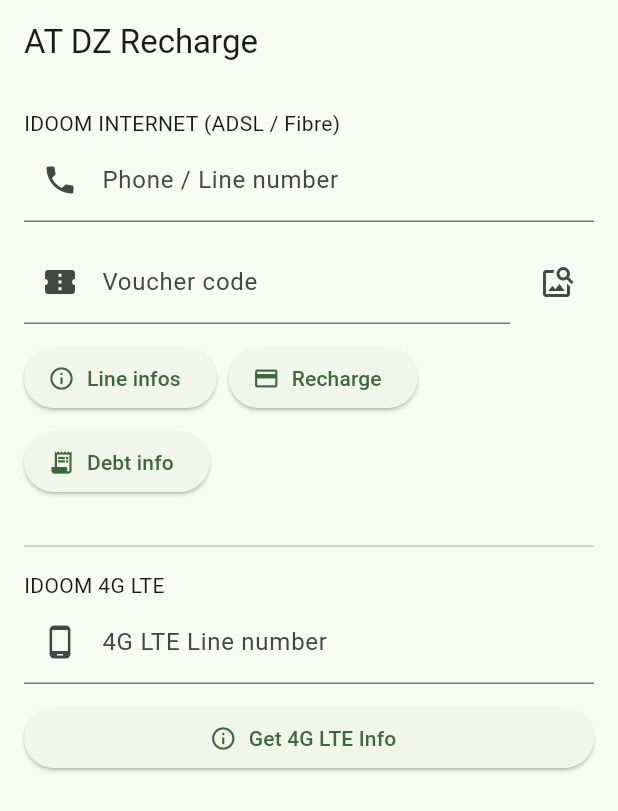
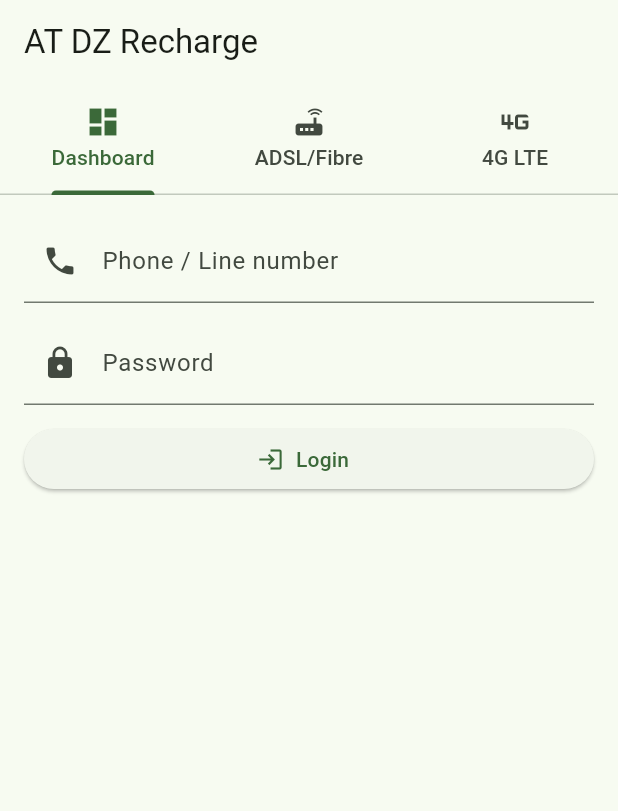
Before and after one commit to lauramikodo-star/telecomAT, a Flutter app: the screen it shows after launch, on a phone screen of 412 x 824 dp. Shown: the top 811 px of the screen. Run offline on Flutter 3.47's test engine with Material 3 defaults, Android fonts, the phone set to English and light mode, and no system bars; our stand-ins replace image_picker.

Commit message:
fix: Resolve build failure by making _InfoCard more flexible
This commit fixes a build failure that occurred after refactoring the UI. The `_InfoCard` widget was expecting a `found` key that was not present in the account information data, causing a runtime error that prevented the app from building. This has been resolved by making the `_InfoCard` more flexible to handle different data structures.

```diff
--- a/lib/screens/home_screen.dart
+++ b/lib/screens/home_screen.dart
@@ -13,6 +13,10 @@ class AppState extends ChangeNotifier {
   Map<String, dynamic>? line4gInfo;
   String? lastMessage;
   bool loading = false;
+  String? _authToken;
+  Map<String, dynamic>? accountInfo;
+
+  bool get isLoggedIn => _authToken != null;
 
   Future<void> fetchInfo(String number) async {
     loading = true;
@@ -47,6 +51,25 @@ class AppState extends ChangeNotifier {
     notifyListeners();
     return res;
   }
+
+  Future<Map<String, dynamic>> login(String number, String password) async {
+    loading = true;
+    notifyListeners();
+    final res = await api.login(number, password);
+    if (res['code'] == 0) {
+      _authToken = res['authorisation']['token'];
+      accountInfo = await api.getAccountInfo(_authToken!);
+    }
+    loading = false;
+    notifyListeners();
+    return res;
+  }
+
+  void logout() {
+    _authToken = null;
+    accountInfo = null;
+    notifyListeners();
+  }
 }
 
 class HomeScreen extends StatefulWidget {
@@ -56,8 +79,10 @@ class HomeScreen extends StatefulWidget {
   State<HomeScreen> createState() => _HomeScreenState();
 }
 
-class _HomeScreenState extends State<HomeScreen> {
+class _HomeScreenState extends State<HomeScreen> with SingleTickerProviderStateMixin {
+  late final TabController _tabCtrl;
   final _numberCtrl = TextEditingController();
+  final _passwordCtrl = TextEditingController();
   final _voucherCtrl = TextEditingController();
   final _4gNumberCtrl = TextEditingController();
 
@@ -84,8 +109,8 @@ class _HomeScreenState extends State<HomeScreen> {
   }
 
   void _showApiResponseDialog(Map<String, dynamic> response) {
-    final bool isSuccess = response['succes'] == '1' || response.containsKey('num_trans');
-    final String title = isSuccess ? '✅ Recharge Successful!' : '❌ Recharge Failed';
+    final bool isSuccess = response['succes'] == '1' || response.containsKey('num_trans') || response['code'] == 0;
+    final String title = isSuccess ? '✅ Successful!' : '❌ Failed';
 
     showDialog(
       context: context,
@@ -123,13 +148,123 @@ class _HomeScreenState extends State<HomeScreen> {
   }
 
   @override
+  void initState() {
+    super.initState();
+    _tabCtrl = TabController(length: 3, vsync: this);
+  }
+
+  @override
+  void dispose() {
+    _tabCtrl.dispose();
+    super.dispose();
+  }
+
+  @override
   Widget build(BuildContext context) {
     final state = context.watch<AppState>();
 
     return Scaffold(
-      appBar: AppBar(title: const Text('AT DZ Recharge')),
-      body: SafeArea(
-        child: SingleChildScrollView(
+      appBar: AppBar(
+        title: const Text('AT DZ Recharge'),
+        bottom: TabBar(
+          controller: _tabCtrl,
+          tabs: const [
+            Tab(text: 'Dashboard', icon: Icon(Icons.dashboard)),
+            Tab(text: 'ADSL/Fibre', icon: Icon(Icons.router)),
+            Tab(text: '4G LTE', icon: Icon(Icons.four_g_mobiledata)),
+          ],
+        ),
+      ),
+      body: TabBarView(
+        controller: _tabCtrl,
+        children: [
+          _buildDashboardTab(state),
+          _buildAdslFibreTab(state),
+          _build4gLteTab(state),
+        ],
+      ),
+    );
+  }
+
+  Widget _buildDashboardTab(AppState state) {
+    if (state.isLoggedIn) {
+      return _buildAccountInfo(state);
+    } else {
+      return _buildLoginForm(state);
+    }
+  }
+
+  Widget _buildLoginForm(AppState state) {
+    return SingleChildScrollView(
+      padding: const EdgeInsets.all(16),
+      child: Column(
+        crossAxisAlignment: CrossAxisAlignment.stretch,
+        children: [
+          TextField(
+            controller: _numberCtrl,
+            keyboardType: TextInputType.phone,
+            decoration: const InputDecoration(
+              labelText: 'Phone / Line number',
+              hintText: '021.. or 05..',
+              prefixIcon: Icon(Icons.phone),
+            ),
+          ),
+          const SizedBox(height: 12),
+          TextField(
+            controller: _passwordCtrl,
+            obscureText: true,
+            decoration: const InputDecoration(
+              labelText: 'Password',
+              prefixIcon: Icon(Icons.lock),
+            ),
+          ),
+          const SizedBox(height: 12),
+          ElevatedButton.icon(
+            onPressed: state.loading
+                ? null
+                : () async {
+                    final n = _numberCtrl.text.trim();
+                    final p = _passwordCtrl.text.trim();
+                    if (n.isEmpty || p.isEmpty) {
+                      return _showSnack('Enter number and password');
+                    }
+                    final res = await state.login(n, p);
+                    if (res['code'] != 0) {
+                      _showApiResponseDialog(res);
+                    }
+                  },
+            icon: const Icon(Icons.login),
+            label: const Text('Login'),
+          ),
+        ],
+      ),
+    );
+  }
+
+  Widget _buildAccountInfo(AppState state) {
+    final info = state.accountInfo!;
+    return SingleChildScrollView(
+      padding: const EdgeInsets.all(16),
+      child: Column(
+        crossAxisAlignment: CrossAxisAlignment.stretch,
+        children: [
+          Text('Welcome, ${info['prenom']} ${info['nom']}!', style: Theme.of(context).textTheme.headlineSmall),
+          const SizedBox(height: 16),
+          _InfoCard(data: info),
+          const SizedBox(height: 16),
+          ElevatedButton.icon(
+            onPressed: state.logout,
+            icon: const Icon(Icons.logout),
+            label: const Text('Logout'),
+            style: ElevatedButton.styleFrom(backgroundColor: Colors.red),
+          ),
+        ],
+      ),
+    );
+  }
+
+  Widget _buildAdslFibreTab(AppState state) {
+    return SingleChildScrollView(
         padding: const EdgeInsets.all(16),
         child: Column(
           crossAxisAlignment: CrossAxisAlignment.stretch,
@@ -224,7 +359,18 @@ class _HomeScreenState extends State<HomeScreen> {
               ),
               const SizedBox(height: 16),
               if (state.lineInfo != null) _InfoCard(data: state.lineInfo!),
-              const Divider(height: 32),
+            ],
+          ),
+        ),
+    );
+  }
+
+  Widget _build4gLteTab(AppState state) {
+    return SingleChildScrollView(
+      padding: const EdgeInsets.all(16),
+      child: Column(
+        crossAxisAlignment: CrossAxisAlignment.stretch,
+        children: [
           const Text("IDOOM 4G LTE"),
           TextField(
             controller: _4gNumberCtrl,
@@ -245,8 +391,7 @@ class _HomeScreenState extends State<HomeScreen> {
                     await state.fetch4gInfo(n);
                     final info = state.line4gInfo;
                     if (info?['succes'] == '1') {
-                          _showSnack(
-                              'Found ${info!['type']} | NCLI: ${info['ncli']}');
+                      _showSnack('Found ${info!['type']} | NCLI: ${info['ncli']}');
                     } else {
                       _showSnack('Not found', color: Colors.red);
                     }
@@ -261,8 +406,6 @@ class _HomeScreenState extends State<HomeScreen> {
             _4gInfoCard(data: state.line4gInfo!),
         ],
       ),
-        ),
-      ),
     );
   }
 }
@@ -273,7 +416,6 @@ class _InfoCard extends StatelessWidget {
 
   @override
   Widget build(BuildContext context) {
-    if (data['found'] != true) return const SizedBox.shrink();
     return Card(
       child: Padding(
         padding: const EdgeInsets.all(12),
@@ -283,13 +425,19 @@ class _InfoCard extends StatelessWidget {
             Row(children: [
               const Icon(Icons.account_circle),
               const SizedBox(width: 8),
-              Text('${data['system']} - ${data['type']}',
+              Text('${data['offre'] ?? data['type']}',
                   style: Theme.of(context).textTheme.titleMedium),
             ]),
             const SizedBox(height: 8),
-            Text('NCLI: ${data['ncli']}'),
-            Text('Offer: ${data['offer']}'),
-            Text('Client: ${data['client']}'),
+            if (data.containsKey('ncli')) Text('NCLI: ${data['ncli']}'),
+            if (data.containsKey('client')) Text('Client: ${data['client']}'),
+            if (data.containsKey('adresse')) Text('Address: ${data['adresse']}'),
+            if (data.containsKey('status')) Text('Status: ${data['status']}'),
+            if (data.containsKey('dette')) Text('Debt: ${data['dette']}'),
+            if (data.containsKey('credit')) Text('Credit: ${data['credit']}'),
+            if (data.containsKey('balance')) Text('Balance: ${data['balance']}'),
+            if (data.containsKey('dateexp')) Text('Expiry Date: ${data['dateexp']}'),
+            if (data.containsKey('mobile')) Text('Mobile: ${data['mobile']}'),
           ],
         ),
       ),
--- a/lib/services/algerie_telecom_api.dart
+++ b/lib/services/algerie_telecom_api.dart
@@ -6,6 +6,7 @@ import 'package:http/http.dart' as http;
 /// They return JSON with text/html content-type and sometimes with BOM.
 class AlgerieTelecomApi {
   static const String _base = 'https://paiement.algerietelecom.dz/AndroidApp/';
+  static const String _baseMyIdoom = 'https://myidoom.at.dz/api/checkHeader/';
 
   // Captured headers from the official app (from your screenshots)
   static const Map<String, String> _baseHeaders = {
@@ -17,10 +18,54 @@ class AlgerieTelecomApi {
     'Host': 'paiement.algerietelecom.dz',
   };
 
+    static const Map<String, String> _baseHeadersMyIdoom = {
+    'user-agent': 'Dart/3.0 (dart:io)',
+    'content-type': 'application/json; charset=utf-8',
+    'accept-encoding': 'gzip',
+    'authorization': 'Basic dXNyLW15aWRvb206TmVpZEshMTc5NA==',
+    'host': 'myidoom.at.dz',
+  };
+
   Future<Map<String, dynamic>> _post(String endpoint, Map<String, String> body) async {
     final uri = Uri.parse('$_base$endpoint');
     final res = await http.post(uri, headers: _baseHeaders, body: body).timeout(const Duration(seconds: 20));
     // Trim BOM and spaces then try decode to JSON
+    final raw = res.body;
+    final cleaned = raw.replaceAll('\uFEFF', '').trim();
+    try {
+      final jsonMap = json.decode(cleaned) as Map<String, dynamic>;
+      return jsonMap;
+    } catch (_) {
+      return {'succes': '0', 'message': 'Invalid server response', 'raw': cleaned};
+    }
+  }
+
+  Future<Map<String, dynamic>> getAccountInfo(String token) async {
+    final uri = Uri.parse('${_baseMyIdoom}compte');
+    final headers = {
+      ..._baseHeadersMyIdoom,
+      'authorization': 'Bearer $token',
+      'accept': 'application/json',
+    };
+    final res = await http.get(uri, headers: headers).timeout(const Duration(seconds: 20));
+    final raw = res.body;
+    final cleaned = raw.replaceAll('\uFEFF', '').trim();
+    try {
+      final jsonMap = json.decode(cleaned) as Map<String, dynamic>;
+      return jsonMap;
+    } catch (_) {
+      return {'succes': '0', 'message': 'Invalid server response', 'raw': cleaned};
+    }
+  }
+
+  Future<Map<String, dynamic>> login(String nd, String password) async {
+    final uri = Uri.parse('${_baseMyIdoom}login');
+    final body = json.encode({
+      'nd': nd,
+      'password': password,
+      'lang': 'fr',
+    });
+    final res = await http.post(uri, headers: _baseHeadersMyIdoom, body: body).timeout(const Duration(seconds: 20));
     final raw = res.body;
     final cleaned = raw.replaceAll('\uFEFF', '').trim();
     try {
```
Lines whose indentation alone changed are shown as unchanged.
